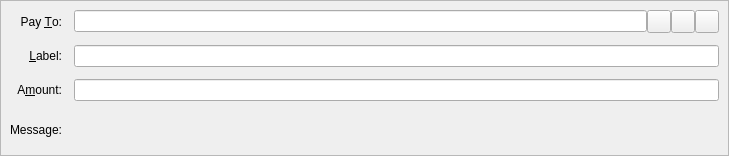
First picture: the form in src/qt/forms/sendcoinsentry.ui, repository blocknetdx/blocknet, before the edit.
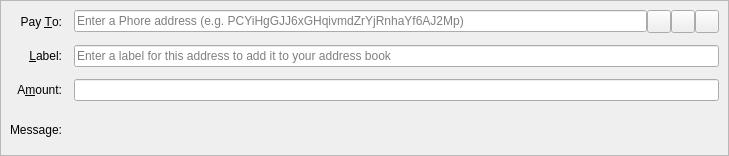
Second picture: the form after the edit. Icons and pictures are not drawn. Custom widgets are drawn as their Qt base class.

```diff
--- a/src/qt/forms/sendcoinsentry.ui
+++ b/src/qt/forms/sendcoinsentry.ui
@@ -53,6 +53,12 @@
         <property name="toolTip">
          <string>The Phore address to send the payment to</string>
         </property>
+        <property name="inputMask">
+         <string/>
+        </property>
+        <property name="placeholderText">
+         <string>Enter a Phore address (e.g. PCYiHgGJJ6xGHqivmdZrYjRnhaYf6AJ2Mp)</string>
+        </property>
        </widget>
       </item>
       <item>
@@ -123,6 +129,12 @@
       <property name="toolTip">
        <string>Enter a label for this address to add it to the list of used addresses</string>
       </property>
+      <property name="inputMask">
+       <string/>
+      </property>
+      <property name="placeholderText">
+       <string>Enter a label for this address to add it to your address book</string>
+      </property>
      </widget>
     </item>
     <item row="2" column="0">
```
Left out of the diff: 7 changed lines with no effect on the pictures.
